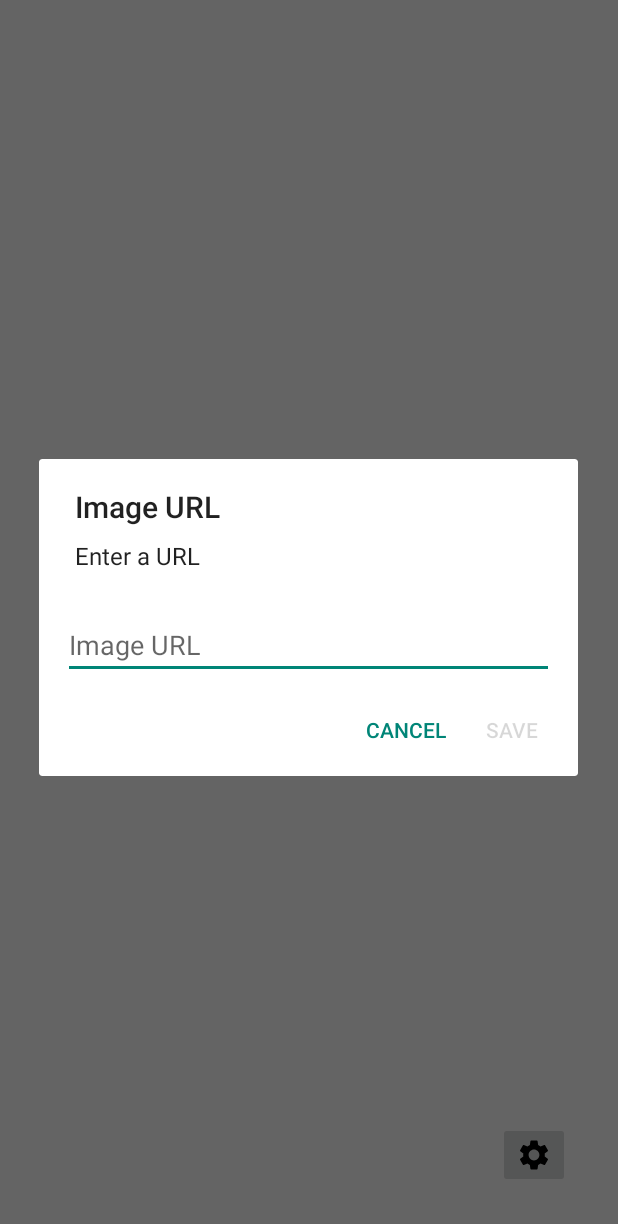
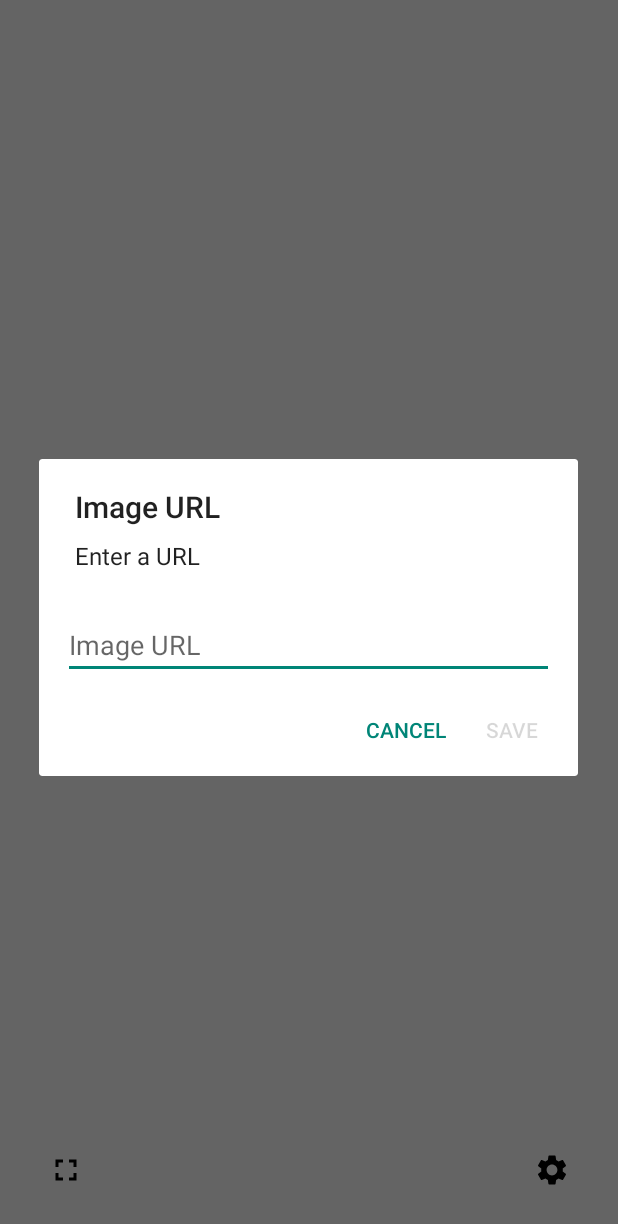
Before and after one commit to RosettaEdu/immanent, an Android app: the screen it shows after launch (MainActivity), after a tap on "Settings", on a phone screen of 412 x 824 dp. Shown: the top 1224 px of the screen. Run offline under Robolectric (Android 15) with nearby library versions, the phone set to English and light mode, and no system bars; pictures from the network do not load; 1 other tap on this screen came first.

Commit message:
Implement Full Screen Button

```diff
--- a/app/src/main/java/com/rosettaedu/immanent/MainActivity.kt
+++ b/app/src/main/java/com/rosettaedu/immanent/MainActivity.kt
@@ -2,8 +2,10 @@ package com.rosettaedu.immanent
 
 import android.content.DialogInterface
 import android.os.Bundle
+import androidx.activity.viewModels
 import androidx.appcompat.app.AlertDialog
 import androidx.appcompat.app.AppCompatActivity
+import androidx.core.view.ViewCompat
 import androidx.core.view.WindowCompat
 import androidx.core.view.WindowInsetsCompat
 import androidx.core.view.WindowInsetsControllerCompat
@@ -22,9 +24,12 @@ import okhttp3.HttpUrl.Companion.toHttpUrlOrNull
 
 class MainActivity : AppCompatActivity() {
     private lateinit var binding: ActivityMainBinding
+    private lateinit var windowInsetsControllerCompat: WindowInsetsControllerCompat
 
     private val imageUrlFlow: Flow<String?>
         get() = dataStore.data.map { it[IMAGE_URL_KEY] }
+
+    private val viewModel by viewModels<MainViewModel>()
 
     override fun onCreate(savedInstanceState: Bundle?) {
         super.onCreate(savedInstanceState)
@@ -32,15 +37,51 @@ class MainActivity : AppCompatActivity() {
         WindowCompat.setDecorFitsSystemWindows(window, false)
         binding = ActivityMainBinding.inflate(layoutInflater)
         setContentView(binding.root)
-        WindowCompat.getInsetsController(window, binding.root).apply {
-            hide(WindowInsetsCompat.Type.systemBars())
-            systemBarsBehavior = WindowInsetsControllerCompat.BEHAVIOR_SHOW_TRANSIENT_BARS_BY_SWIPE
+
+        windowInsetsControllerCompat = WindowCompat.getInsetsController(window, window.decorView)
+        windowInsetsControllerCompat.systemBarsBehavior =
+            WindowInsetsControllerCompat.BEHAVIOR_DEFAULT
+
+        ViewCompat.setOnApplyWindowInsetsListener(window.decorView) { view, windowInsets ->
+            if (windowInsets.isVisible(WindowInsetsCompat.Type.navigationBars())
+                || windowInsets.isVisible(WindowInsetsCompat.Type.statusBars())
+            ) {
+                viewModel.onFullScreenExited()
+            } else {
+                viewModel.onFullScreenEntered()
+            }
+            ViewCompat.onApplyWindowInsets(view, windowInsets)
         }
 
-        lifecycleScope.launch {
-            imageUrlFlow.collect { setRefreshingImage(it) }
+        lifecycleScope.apply {
+            launch { imageUrlFlow.collect { setRefreshingImage(it) } }
+            launch { viewModel.isFullScreen.collect { setFullScreenButton(it) } }
         }
         binding.settingsButton.setOnClickListener { showSettingsDialog() }
+    }
+
+    private fun setFullScreenButton(enabled: Boolean) {
+        binding.fullScreenButton.apply {
+            if (enabled) {
+                setOnClickListener {
+                    windowInsetsControllerCompat.show(WindowInsetsCompat.Type.systemBars())
+                    viewModel.onFullScreenExited()
+                }
+                setImageResource(R.drawable.baseline_fullscreen_exit_24)
+                contentDescription = "Exit Full Screen"
+            } else {
+                setOnClickListener {
+                    windowInsetsControllerCompat.hide(WindowInsetsCompat.Type.systemBars())
+                    // ideally we would let OnApplyInsetsListener be responsible for calling
+                    // onFullScreenExited(). However WindowInsetsCompat.isVisible cannot be relied
+                    // up on some older devices (e.g. API 29 and below) - in our testing it always
+                    // returns true.
+                    viewModel.onFullScreenEntered()
+                }
+                setImageResource(R.drawable.baseline_fullscreen_24)
+                contentDescription = "Full Screen"
+            }
+        }
     }
 
     private fun setRefreshingImage(url: String?) {
@@ -66,7 +107,8 @@ class MainActivity : AppCompatActivity() {
             saveButton.isEnabled = false
 
             dialogSettingsBinding.imageUrl.doOnTextChanged { text, _, _, _ ->
-                saveButton.isEnabled = !text.isNullOrEmpty() && text.toString().toHttpUrlOrNull() != null
+                saveButton.isEnabled =
+                    !text.isNullOrEmpty() && text.toString().toHttpUrlOrNull() != null
             }
 
             saveButton.setOnClickListener {
--- /dev/null
+++ b/app/src/main/java/com/rosettaedu/immanent/MainViewModel.kt
@@ -0,0 +1,22 @@
+package com.rosettaedu.immanent
+
+import androidx.lifecycle.ViewModel
+import kotlinx.coroutines.flow.MutableStateFlow
+import kotlinx.coroutines.flow.asStateFlow
+
+
+class MainViewModel : ViewModel() {
+
+    private val _isFullScreen = MutableStateFlow(false)
+    val isFullScreen = _isFullScreen.asStateFlow()
+
+
+    fun onFullScreenEntered() {
+        _isFullScreen.value = true
+    }
+
+    fun onFullScreenExited() {
+        _isFullScreen.value = false
+    }
+
+}
--- /dev/null
+++ b/app/src/main/res/drawable/baseline_fullscreen_24.xml
@@ -0,0 +1,5 @@
+<vector xmlns:android="http://schemas.android.com/apk/res/android" android:height="24dp" android:tint="#000000" android:viewportHeight="24" android:viewportWidth="24" android:width="24dp">
+
+    <path android:fillColor="@android:color/white" android:pathData="M7,14L5,14v5h5v-2L7,17v-3zM5,10h2L7,7h3L10,5L5,5v5zM17,17h-3v2h5v-5h-2v3zM14,5v2h3v3h2L19,5h-5z"/>
+
+</vector>
--- /dev/null
+++ b/app/src/main/res/drawable/baseline_fullscreen_exit_24.xml
@@ -0,0 +1,5 @@
+<vector xmlns:android="http://schemas.android.com/apk/res/android" android:height="24dp" android:tint="#000000" android:viewportHeight="24" android:viewportWidth="24" android:width="24dp">
+
+    <path android:fillColor="@android:color/white" android:pathData="M5,16h3v3h2v-5L5,14v2zM8,8L5,8v2h5L10,5L8,5v3zM14,19h2v-3h3v-2h-5v5zM16,8L16,5h-2v5h5L19,8h-3z"/>
+
+</vector>
--- a/app/src/main/res/layout/activity_main.xml
+++ b/app/src/main/res/layout/activity_main.xml
@@ -14,12 +14,24 @@
         android:scaleType="centerCrop" />
 
     <ImageButton
+        android:id="@+id/full_screen_button"
+        android:layout_width="wrap_content"
+        android:layout_height="wrap_content"
+        android:layout_gravity="bottom|start"
+        android:layout_marginStart="32dp"
+        android:layout_marginBottom="32dp"
+        android:background="@android:color/transparent"
+        android:contentDescription="Full screen"
+        android:src="@drawable/baseline_fullscreen_24" />
+
+    <ImageButton
         android:id="@+id/settings_button"
         android:layout_width="wrap_content"
         android:layout_height="wrap_content"
         android:layout_gravity="bottom|end"
         android:layout_marginEnd="32dp"
         android:layout_marginBottom="32dp"
+        android:background="@android:color/transparent"
         android:contentDescription="Settings"
         android:src="@drawable/baseline_settings_24" />
 
```
